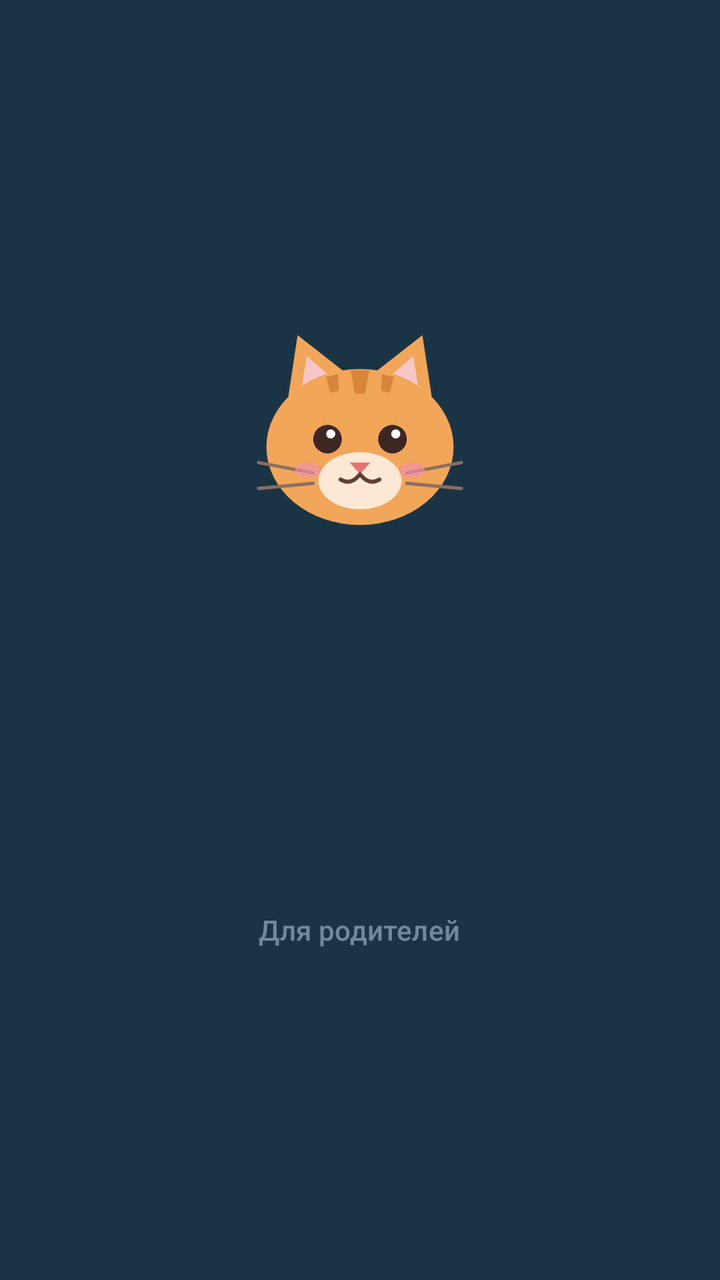
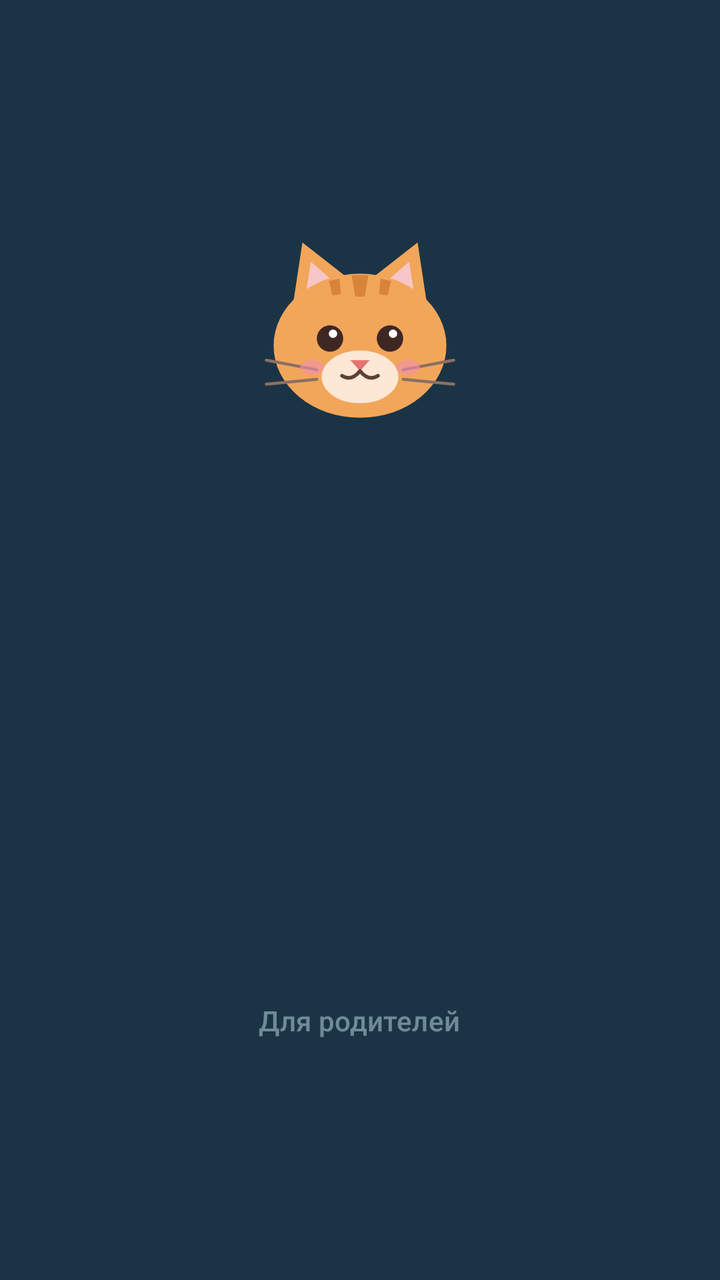

Compare the two renders of this Android layout. The source of the first and the diff that turns it into the second are given below.
<!-- AndroidManifest.xml: application theme Theme.App -->
<!-- res/layout/overlay_quiz.xml -->
<?xml version="1.0" encoding="utf-8"?>
<ScrollView xmlns:android="http://schemas.android.com/apk/res/android"
    android:layout_width="match_parent"
    android:layout_height="match_parent"
    android:background="@color/rest_background"
    android:fillViewport="true">

    <LinearLayout
        android:layout_width="match_parent"
        android:layout_height="wrap_content"
        android:gravity="center"
        android:orientation="vertical"
        android:padding="20dp">

        <ImageView
            android:id="@+id/quiz_cat"
            android:layout_width="130dp"
            android:layout_height="130dp"
            android:contentDescription="@null"
            android:src="@drawable/cat_neutral" />

        <TextView
            android:id="@+id/quiz_title"
            android:layout_width="wrap_content"
            android:layout_height="wrap_content"
            android:layout_marginTop="4dp"
            android:gravity="center"
            android:textColor="@color/rest_text"
            android:textSize="28sp"
            android:textStyle="bold" />

        <TextView
            android:id="@+id/quiz_feedback"
            android:layout_width="wrap_content"
            android:layout_height="wrap_content"
            android:gravity="center"
            android:minHeight="44dp"
            android:textColor="@color/rest_text_soft"
            android:textSize="26sp"
            android:textStyle="bold" />

        <TextView
            android:id="@+id/quiz_timer"
            android:layout_width="wrap_content"
            android:layout_height="wrap_content"
            android:textColor="@color/rest_accent"
            android:textSize="26sp" />

        <LinearLayout
            android:id="@+id/quiz_examples"
            android:layout_width="wrap_content"
            android:layout_height="wrap_content"
            android:layout_marginTop="12dp"
            android:orientation="vertical" />

        <LinearLayout
            android:id="@+id/quiz_keypad"
            android:layout_width="wrap_content"
            android:layout_height="wrap_content"
            android:layout_marginTop="16dp"
            android:orientation="vertical" />

        <include layout="@layout/quiz_parent" />
    </LinearLayout>
</ScrollView>
<!-- res/layout/quiz_parent.xml (included above) -->
<?xml version="1.0" encoding="utf-8"?>
<merge xmlns:android="http://schemas.android.com/apk/res/android">

    <LinearLayout
        android:id="@+id/parent_panel"
        android:layout_width="300dp"
        android:layout_height="wrap_content"
        android:layout_gravity="center_horizontal"
        android:layout_marginTop="16dp"
        android:background="@drawable/rest_card_bg"
        android:orientation="vertical"
        android:padding="16dp"
        android:visibility="gone">

        <TextView
            android:layout_width="wrap_content"
            android:layout_height="wrap_content"
            android:text="@string/parent_pin_label"
            android:textColor="@color/rest_text"
            android:textSize="16sp" />

        <EditText
            android:id="@+id/parent_pin"
            android:layout_width="match_parent"
            android:layout_height="wrap_content"
            android:layout_marginTop="8dp"
            android:backgroundTint="@color/rest_text_soft"
            android:importantForAutofill="no"
            android:inputType="numberPassword"
            android:maxLength="12"
            android:textColor="@color/rest_text"
            android:textSize="24sp" />

        <TextView
            android:id="@+id/parent_error"
            android:layout_width="wrap_content"
            android:layout_height="wrap_content"
            android:layout_marginTop="4dp"
            android:textColor="@color/rest_error"
            android:textSize="14sp" />

        <LinearLayout
            android:layout_width="match_parent"
            android:layout_height="wrap_content"
            android:layout_marginTop="8dp"
            android:gravity="end"
            android:orientation="horizontal">

            <Button
                android:id="@+id/parent_cancel"
                style="@style/Widget.Material3.Button.TextButton"
                android:layout_width="wrap_content"
                android:layout_height="wrap_content"
                android:text="@string/cancel"
                android:textColor="@color/rest_text_soft" />

            <Button
                android:id="@+id/parent_unlock"
                android:layout_width="wrap_content"
                android:layout_height="wrap_content"
                android:layout_marginStart="8dp"
                android:backgroundTint="@color/rest_accent"
                android:text="@string/skip_quiz"
                android:textColor="@color/rest_background" />
        </LinearLayout>
    </LinearLayout>

    <Button
        android:id="@+id/parent_button"
        style="@style/Widget.Material3.Button.TextButton"
        android:layout_width="wrap_content"
        android:layout_height="wrap_content"
        android:layout_gravity="center_horizontal"
        android:layout_marginTop="12dp"
        android:alpha="0.6"
        android:text="@string/for_parents"
        android:textColor="@color/rest_text_soft" />
</merge>
<!-- resources referenced by this layout -->
<resources>
  <color name="rest_accent">#F2C14E</color>
  <color name="rest_background">#1B3445</color>
  <color name="rest_error">#FF9B8A</color>
  <color name="rest_text">#F4EFE4</color>
  <color name="rest_text_soft">#A8C3CF</color>
  <!-- drawable cat_neutral: vector/xml drawable (drawable, 2180 chars, omitted) -->
  <!-- drawable rest_card_bg (drawable) -->
  <?xml version="1.0" encoding="utf-8"?>
  <shape xmlns:android="http://schemas.android.com/apk/res/android" android:shape="rectangle">
      <solid android:color="@color/rest_card" />
      <corners android:radius="20dp" />
  </shape>
  <string name="cancel">Отмена</string>
  <string name="for_parents">Для родителей</string>
  <string name="parent_pin_label">PIN родителя</string>
  <string name="skip_quiz">Пропустить</string>
  <style name="Theme.App" parent="Theme.Material3.DayNight.NoActionBar">
          <item name="colorPrimary">@color/primary</item>
          <item name="colorOnPrimary">#FFFFFF</item>
      </style>
  <color name="rest_card">#26475C</color>
  <color name="primary">#2E6E80</color>
</resources>

<!-- the commit's change to res/layout/overlay_quiz.xml (unified diff, before → after) -->
@@ -14,8 +14,8 @@
 
         <ImageView
             android:id="@+id/quiz_cat"
-            android:layout_width="130dp"
-            android:layout_height="130dp"
+            android:layout_width="120dp"
+            android:layout_height="120dp"
             android:contentDescription="@null"
             android:src="@drawable/cat_neutral" />
 
@@ -23,18 +23,16 @@
             android:id="@+id/quiz_title"
             android:layout_width="wrap_content"
             android:layout_height="wrap_content"
-            android:layout_marginTop="4dp"
             android:gravity="center"
-            android:textColor="@color/rest_text"
-            android:textSize="28sp"
-            android:textStyle="bold" />
+            android:textColor="@color/rest_text_soft"
+            android:textSize="22sp" />
 
         <TextView
             android:id="@+id/quiz_feedback"
             android:layout_width="wrap_content"
             android:layout_height="wrap_content"
             android:gravity="center"
-            android:minHeight="44dp"
+            android:minHeight="40dp"
             android:textColor="@color/rest_text_soft"
             android:textSize="26sp"
             android:textStyle="bold" />
@@ -44,14 +42,36 @@
             android:layout_width="wrap_content"
             android:layout_height="wrap_content"
             android:textColor="@color/rest_accent"
-            android:textSize="26sp" />
+            android:textSize="24sp" />
 
         <LinearLayout
-            android:id="@+id/quiz_examples"
-            android:layout_width="wrap_content"
+            android:id="@+id/quiz_task_row"
+            android:layout_width="match_parent"
             android:layout_height="wrap_content"
             android:layout_marginTop="12dp"
-            android:orientation="vertical" />
+            android:gravity="center"
+            android:orientation="vertical">
+
+            <TextView
+                android:id="@+id/quiz_task"
+                android:layout_width="wrap_content"
+                android:layout_height="wrap_content"
+                android:gravity="center"
+                android:lineSpacingExtra="4dp"
+                android:maxWidth="640dp"
+                android:textColor="@color/rest_text"
+                android:textStyle="bold" />
+
+            <TextView
+                android:id="@+id/quiz_answer"
+                android:layout_width="160dp"
+                android:layout_height="88dp"
+                android:layout_marginTop="12dp"
+                android:gravity="center"
+                android:textColor="@color/rest_text"
+                android:textSize="52sp"
+                android:textStyle="bold" />
+        </LinearLayout>
 
         <LinearLayout
             android:id="@+id/quiz_keypad"
